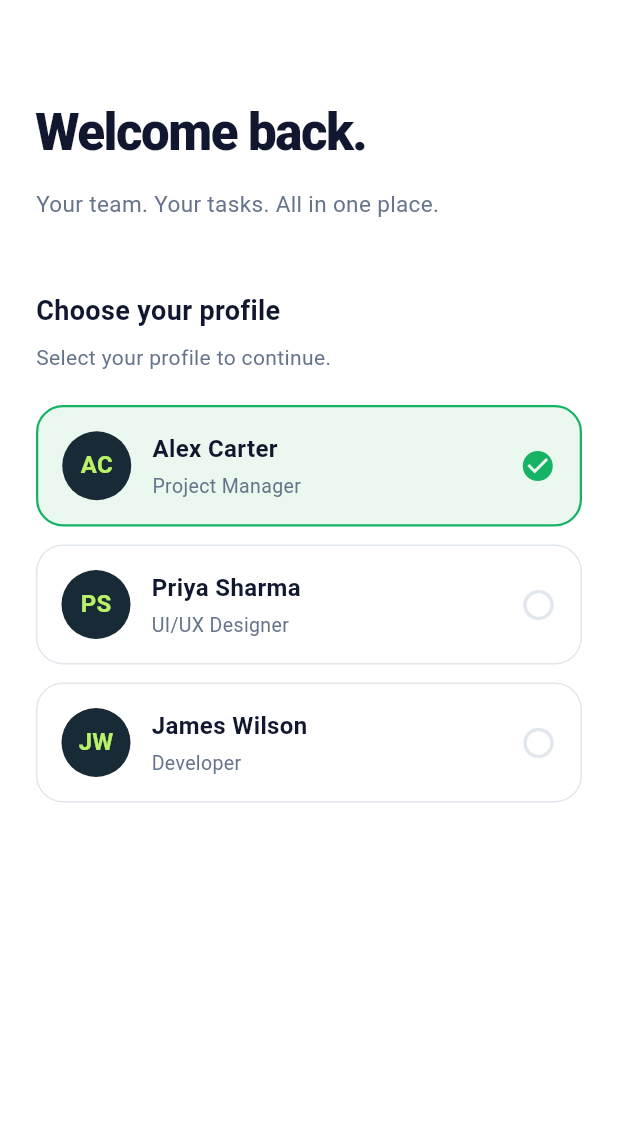
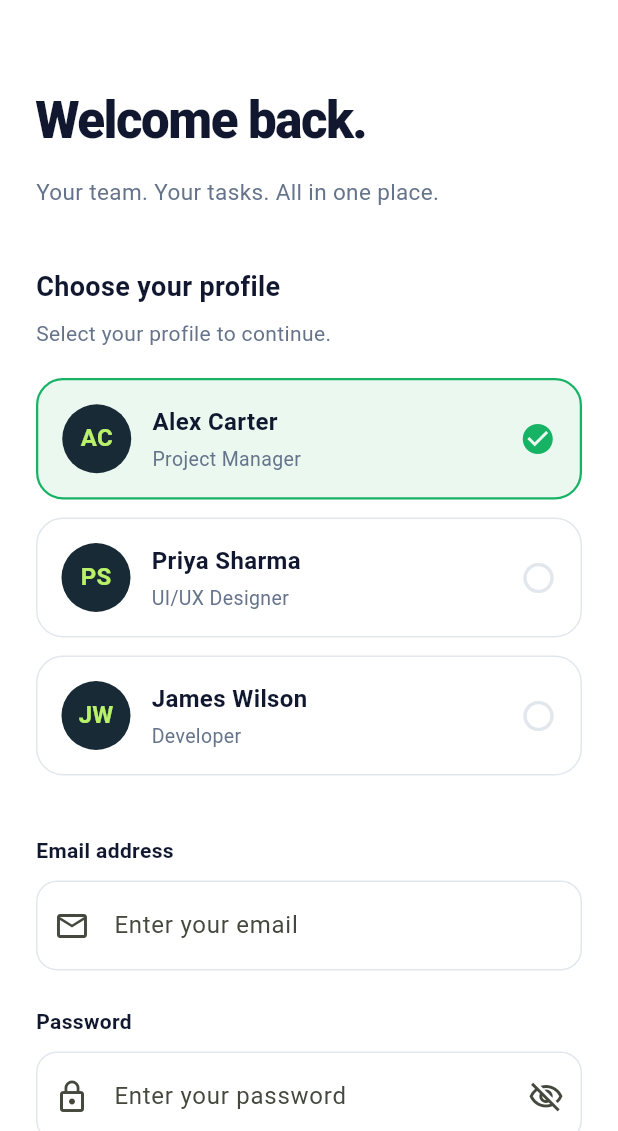
Before and after one commit to sultanhabibllah/SLA-task-tracker, a Flutter app: the screen it shows after launch, on a phone screen of 412 x 824 dp, the part 105-1236 px from its top. Run offline on Flutter 3.47's test engine with Material 3 defaults, Android fonts, the phone set to English and light mode, and no system bars.

Commit message:
Sign-in form and validation

```diff
--- a/lib/screens/auth/sign_in_screen.dart
+++ b/lib/screens/auth/sign_in_screen.dart
@@ -11,6 +11,13 @@ class SignInScreen extends StatefulWidget {
 
 class _SignInScreenState extends State<SignInScreen> {
   int selectedProfile = 0;
+
+  final _formKey = GlobalKey<FormState>();
+
+  final _emailController = TextEditingController();
+  final _passwordController = TextEditingController();
+
+  bool _obscurePassword = true;
 
   final List<Map<String, String>> teamMembers = [
     {
@@ -31,6 +38,33 @@ class _SignInScreenState extends State<SignInScreen> {
   ];
 
   @override
+  void dispose() {
+    _emailController.dispose();
+    _passwordController.dispose();
+    super.dispose();
+  }
+
+  void _continue() {
+    if (!_formKey.currentState!.validate()) {
+      return;
+    }
+
+    final selectedMember = teamMembers[selectedProfile];
+
+    ScaffoldMessenger.of(context).showSnackBar(
+      SnackBar(
+        backgroundColor: AppColors.midnight,
+        content: Text(
+          'Welcome, ${selectedMember['name']}!',
+          style: const TextStyle(
+            color: AppColors.white,
+          ),
+        ),
+      ),
+    );
+  }
+
+  @override
   Widget build(BuildContext context) {
     return Scaffold(
       backgroundColor: AppColors.white,
@@ -41,7 +75,7 @@ class _SignInScreenState extends State<SignInScreen> {
             vertical: 28,
           ),
           children: [
-            // Brand header
+            // Sprintly branding
             Row(
               children: [
                 Container(
@@ -69,7 +103,7 @@ class _SignInScreenState extends State<SignInScreen> {
               ],
             ),
 
-            const SizedBox(height: 64),
+            const SizedBox(height: 56),
 
             // Welcome section
             const Text(
@@ -92,8 +126,9 @@ class _SignInScreenState extends State<SignInScreen> {
               ),
             ),
 
-            const SizedBox(height: 48),
+            const SizedBox(height: 40),
 
+            // Profile selection heading
             const Text(
               'Choose your profile',
               style: TextStyle(
@@ -113,9 +148,9 @@ class _SignInScreenState extends State<SignInScreen> {
               ),
             ),
 
-            const SizedBox(height: 22),
+            const SizedBox(height: 20),
 
-            // Selectable profile cards
+            // Selectable team member cards
             ...List.generate(teamMembers.length, (index) {
               final member = teamMembers[index];
               final isSelected = selectedProfile == index;
@@ -199,6 +234,130 @@ class _SignInScreenState extends State<SignInScreen> {
                 ),
               );
             }),
+
+            const SizedBox(height: 28),
+
+            // Login form
+            Form(
+              key: _formKey,
+              child: Column(
+                crossAxisAlignment: CrossAxisAlignment.start,
+                children: [
+                  const Text(
+                    'Email address',
+                    style: TextStyle(
+                      fontSize: 14,
+                      fontWeight: FontWeight.w600,
+                      color: AppColors.textPrimary,
+                    ),
+                  ),
+
+                  const SizedBox(height: 10),
+
+                  TextFormField(
+                    controller: _emailController,
+                    keyboardType: TextInputType.emailAddress,
+                    textInputAction: TextInputAction.next,
+                    decoration: const InputDecoration(
+                      hintText: 'Enter your email',
+                      prefixIcon: Icon(Icons.mail_outline),
+                    ),
+                    validator: (value) {
+                      if (value == null || value.trim().isEmpty) {
+                        return 'Please enter your email';
+                      }
+
+                      final emailPattern =
+                          RegExp(r'^[^@\s]+@[^@\s]+\.[^@\s]+$');
+
+                      if (!emailPattern.hasMatch(value.trim())) {
+                        return 'Please enter a valid email address';
+                      }
+
+                      return null;
+                    },
+                  ),
+
+                  const SizedBox(height: 24),
+
+                  const Text(
+                    'Password',
+                    style: TextStyle(
+                      fontSize: 14,
+                      fontWeight: FontWeight.w600,
+                      color: AppColors.textPrimary,
+                    ),
+                  ),
+
+                  const SizedBox(height: 10),
+
+                  TextFormField(
+                    controller: _passwordController,
+                    obscureText: _obscurePassword,
+                    textInputAction: TextInputAction.done,
+                    onFieldSubmitted: (_) => _continue(),
+                    decoration: InputDecoration(
+                      hintText: 'Enter your password',
+                      prefixIcon:
+                          const Icon(Icons.lock_outline),
+                      suffixIcon: IconButton(
+                        icon: Icon(
+                          _obscurePassword
+                              ? Icons.visibility_off_outlined
+                              : Icons.visibility_outlined,
+                        ),
+                        onPressed: () {
+                          setState(() {
+                            _obscurePassword = !_obscurePassword;
+                          });
+                        },
+                      ),
+                    ),
+                    validator: (value) {
+                      if (value == null || value.isEmpty) {
+                        return 'Please enter your password';
+                      }
+
+                      if (value.length < 6) {
+                        return 'Password must contain at least 6 characters';
+                      }
+
+                      return null;
+                    },
+                  ),
+
+                  const SizedBox(height: 32),
+
+                  SizedBox(
+                    width: double.infinity,
+                    child: ElevatedButton(
+                      onPressed: _continue,
+                      child: const Text(
+                        'Continue',
+                        style: TextStyle(
+                          fontSize: 16,
+                          fontWeight: FontWeight.w700,
+                        ),
+                      ),
+                    ),
+                  ),
+                ],
+              ),
+            ),
+
+            const SizedBox(height: 32),
+
+            const Center(
+              child: Text(
+                'Sprintly • Project & SLA Management',
+                style: TextStyle(
+                  fontSize: 12,
+                  color: AppColors.textSecondary,
+                ),
+              ),
+            ),
+
+            const SizedBox(height: 20),
           ],
         ),
       ),
```
